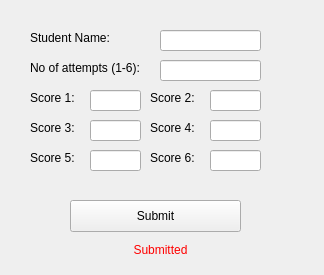
First picture: the form in formbuild.ui, repository rylandcrowder/CS2-project1, before the edit.
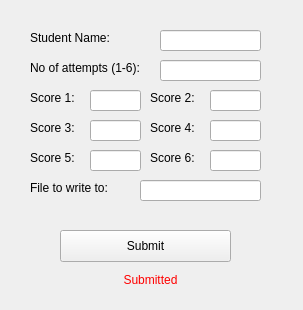
Second picture: the form after the edit.

What changed in the file:
```diff
--- a/formbuild.ui
+++ b/formbuild.ui
@@ -6,8 +6,8 @@
    <rect>
     <x>0</x>
     <y>0</y>
-    <width>324</width>
-    <height>275</height>
+    <width>303</width>
+    <height>310</height>
    </rect>
   </property>
   <property name="windowTitle">
@@ -203,8 +203,8 @@
   <widget class="QLabel" name="output_label">
    <property name="geometry">
     <rect>
-     <x>10</x>
-     <y>239</y>
+     <x>0</x>
+     <y>269</y>
      <width>301</width>
      <height>21</height>
     </rect>
@@ -222,8 +222,8 @@
   <widget class="QPushButton" name="submit_button">
    <property name="geometry">
     <rect>
-     <x>70</x>
-     <y>200</y>
+     <x>60</x>
+     <y>230</y>
      <width>171</width>
      <height>32</height>
     </rect>
@@ -232,6 +232,29 @@
     <string>Submit</string>
    </property>
   </widget>
+  <widget class="QLabel" name="label">
+   <property name="geometry">
+    <rect>
+     <x>30</x>
+     <y>180</y>
+     <width>101</width>
+     <height>16</height>
+    </rect>
+   </property>
+   <property name="text">
+    <string>File to write to:</string>
+   </property>
+  </widget>
+  <widget class="QLineEdit" name="lineEdit">
+   <property name="geometry">
+    <rect>
+     <x>140</x>
+     <y>180</y>
+     <width>121</width>
+     <height>21</height>
+    </rect>
+   </property>
+  </widget>
  </widget>
  <resources/>
  <connections/>
```
